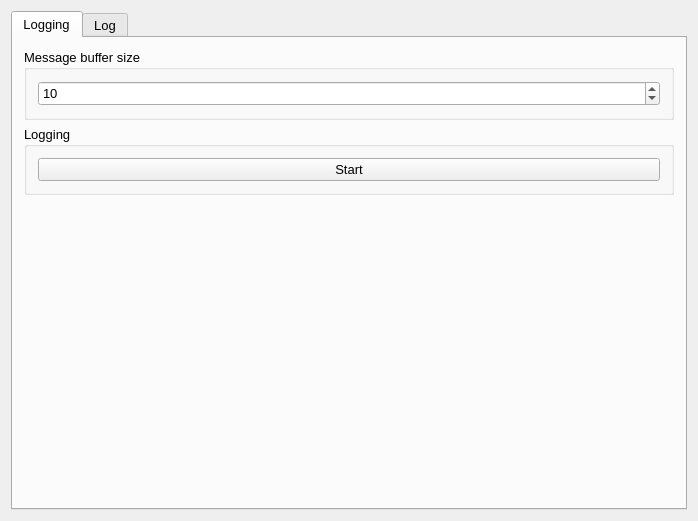
Qt form mainWindow.ui (dynamite86/LoggingUtil) before a commit.
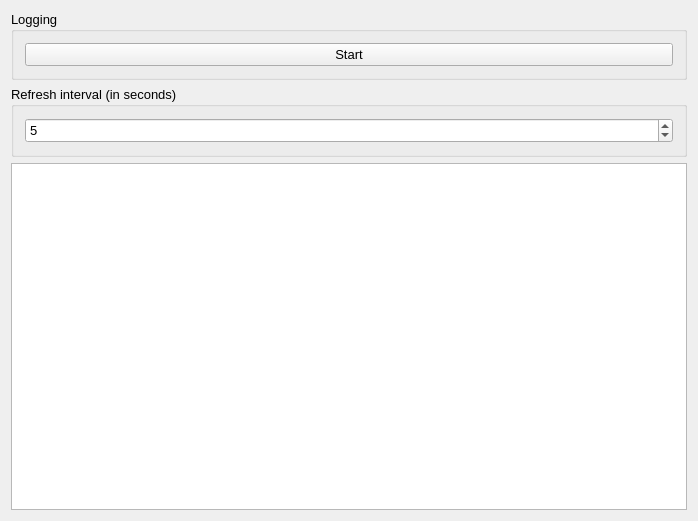
The same form after that commit. Custom widgets are drawn as their Qt base class.

Commit message: added random pauses between read file lines in SpamerThreadedProcessing class. bug when displaying text in the text box LoggingField.

Patch:
```diff
--- a/mainWindow.ui
+++ b/mainWindow.ui
@@ -24,29 +24,6 @@
   <widget class="QWidget" name="centralWidget">
    <layout class="QGridLayout" name="gridLayout_4">
     <item row="0" column="0">
-     <widget class="QTabWidget" name="tabWidget">
-      <property name="currentIndex">
-       <number>0</number>
-      </property>
-      <widget class="QWidget" name="tab">
-       <attribute name="title">
-        <string>Logging</string>
-       </attribute>
-       <layout class="QGridLayout" name="gridLayout_5">
-        <item row="2" column="0">
-         <spacer name="verticalSpacer">
-          <property name="orientation">
-           <enum>Qt::Vertical</enum>
-          </property>
-          <property name="sizeHint" stdset="0">
-           <size>
-            <width>168</width>
-            <height>260</height>
-           </size>
-          </property>
-         </spacer>
-        </item>
-        <item row="1" column="0">
          <widget class="QGroupBox" name="groupBox_logging">
           <property name="title">
            <string>Logging</string>
@@ -62,10 +39,10 @@
           </layout>
          </widget>
         </item>
-        <item row="0" column="0">
+    <item row="1" column="0">
          <widget class="QGroupBox" name="groupBox_messageBufferSize">
           <property name="title">
-           <string>Message buffer size</string>
+       <string>Refresh interval (in seconds)</string>
           </property>
           <layout class="QGridLayout" name="gridLayout">
            <item row="0" column="0">
@@ -80,34 +57,30 @@
               <number>1</number>
              </property>
              <property name="maximum">
-              <number>100</number>
+          <number>1000</number>
              </property>
              <property name="value">
-              <number>10</number>
+          <number>5</number>
              </property>
             </widget>
            </item>
           </layout>
          </widget>
         </item>
-       </layout>
-      </widget>
-      <widget class="QWidget" name="tab_2">
-       <attribute name="title">
-        <string>Log</string>
-       </attribute>
-       <layout class="QGridLayout" name="gridLayout_2">
-        <item row="0" column="0">
-         <widget class="QTextEdit" name="textEdit_log"/>
-        </item>
-       </layout>
-      </widget>
-     </widget>
+    <item row="2" column="0">
+     <widget class="LoggingField" name="textEdit"/>
     </item>
    </layout>
   </widget>
  </widget>
  <layoutdefault spacing="6" margin="11"/>
+ <customwidgets>
+  <customwidget>
+   <class>LoggingField</class>
+   <extends>QTextEdit</extends>
+   <header>LoggingField.h</header>
+  </customwidget>
+ </customwidgets>
  <resources/>
  <connections/>
 </ui>
```
Left out of the diff: 2 changed lines with no effect on the pictures. Lines whose indentation alone changed are shown as unchanged. The commit also changes 12 other files.
